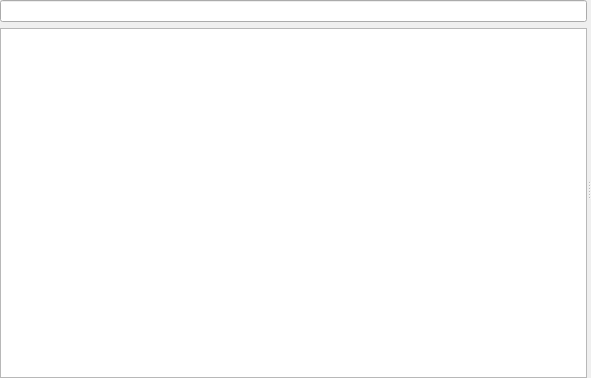
First picture: the form in ui/paintanalyzerwidget.ui, repository KDAB/GammaRay, before the edit.
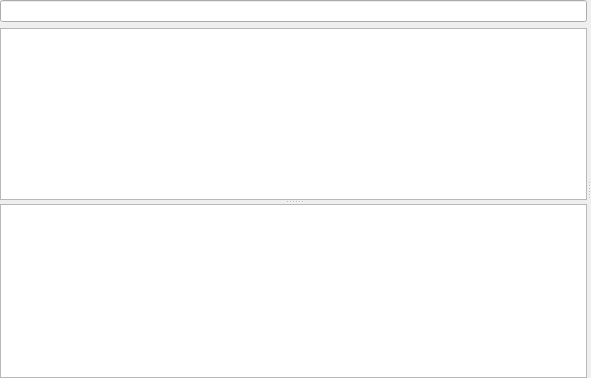
Second picture: the form after the edit. Custom widgets are drawn as their Qt base class.

Commit message:
Add detailed argument view for the paint analyzer
This shows properties of complex type arguments in the standard property
model below the command list view.

```diff
--- a/ui/paintanalyzerwidget.ui
+++ b/ui/paintanalyzerwidget.ui
@@ -19,6 +19,10 @@
      <property name="orientation">
       <enum>Qt::Horizontal</enum>
      </property>
+     <widget class="QSplitter" name="argumentSplitter">
+      <property name="orientation">
+       <enum>Qt::Vertical</enum>
+      </property>
      <widget class="QWidget" name="layoutWidget">
       <layout class="QVBoxLayout" name="verticalLayout">
        <item>
@@ -36,6 +40,12 @@
        </item>
       </layout>
      </widget>
+      <widget class="QTreeView" name="argumentView">
+       <property name="indentation">
+        <number>10</number>
+       </property>
+      </widget>
+     </widget>
      <widget class="QWidget" name="layoutWidget">
       <layout class="QVBoxLayout" name="replayContainer">
        <item>
```
Left out of the diff: 2 changed lines with no effect on the pictures. Lines whose indentation alone changed are shown as unchanged. The commit also changes 8 other files.
